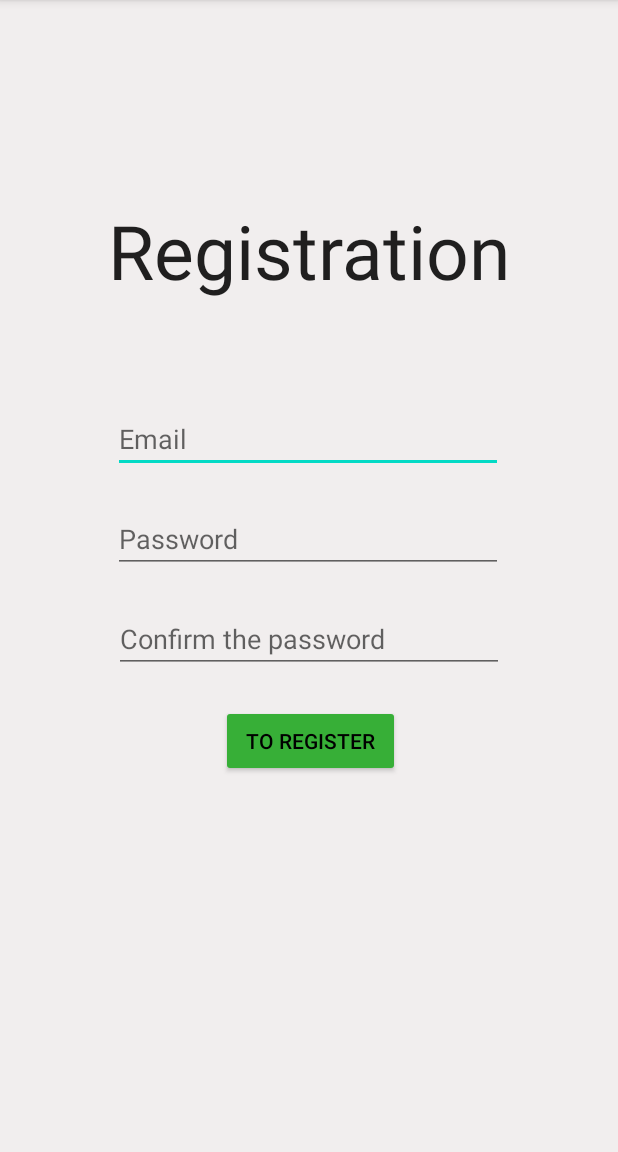
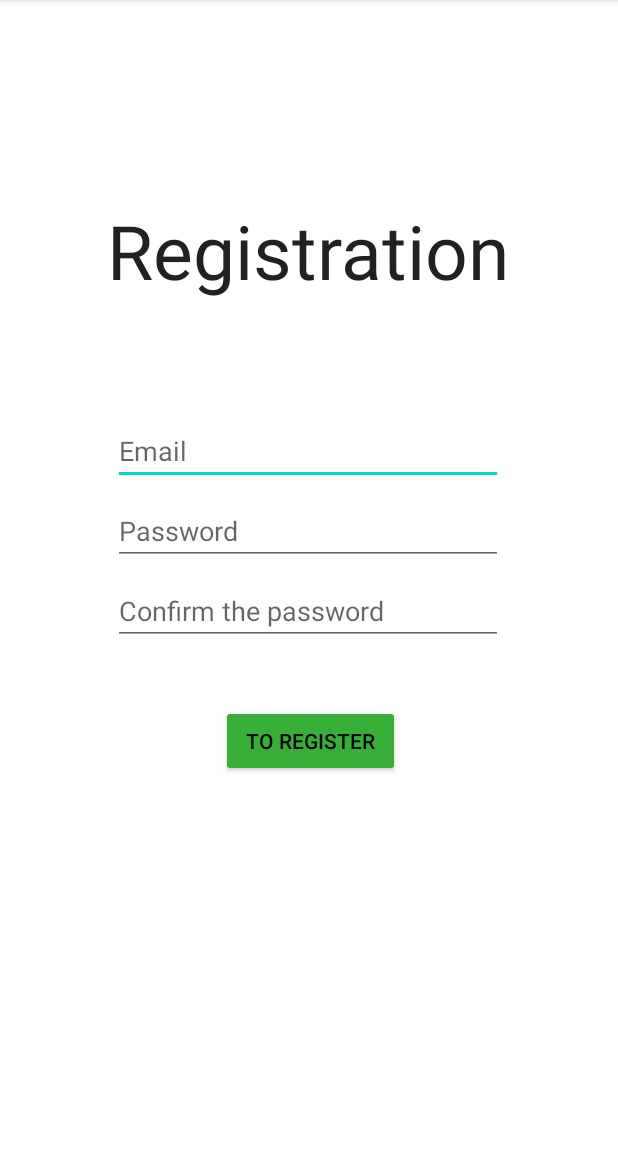
Before and after one commit to Plushka21/InnoGuideF20_BS19-02, an Android app: the registration screen opened directly, with no data from a screen before it, on a phone screen of 412 x 824 dp, the part 84-1236 px from its top. Run offline under Robolectric (Android 15) with nearby library versions, the phone set to English and light mode, and no system bars.

Commit message:
InnoGuides

```diff
--- a/InnoGuidesJava/app/src/main/res/layout/registration_page.xml
+++ b/InnoGuidesJava/app/src/main/res/layout/registration_page.xml
@@ -1,10 +1,11 @@
 <?xml version="1.0" encoding="utf-8"?>
-<androidx.constraintlayout.widget.ConstraintLayout xmlns:android="http://schemas.android.com/apk/res/android"
+<LinearLayout xmlns:android="http://schemas.android.com/apk/res/android"
     xmlns:app="http://schemas.android.com/apk/res-auto"
     xmlns:tools="http://schemas.android.com/tools"
     android:layout_width="match_parent"
     android:layout_height="match_parent"
-    android:background="#F1EEEE"
+    android:background="@android:color/white"
+    android:orientation="vertical"
     tools:context=".registration">
 
     <TextView
@@ -18,11 +19,7 @@
         android:layout_marginRight="63dp"
         android:layout_marginBottom="69dp"
         android:text="Registration"
-        android:textSize="50sp"
-        app:layout_constraintBottom_toTopOf="@+id/rEmail"
-        app:layout_constraintEnd_toEndOf="parent"
-        app:layout_constraintStart_toStartOf="parent"
-        app:layout_constraintTop_toTopOf="parent" />
+        android:textSize="50sp" />
 
     <EditText
         android:id="@+id/rEmail"
@@ -30,18 +27,13 @@
         android:layout_height="wrap_content"
         android:layout_marginStart="75dp"
         android:layout_marginLeft="75dp"
-        android:layout_marginTop="16dp"
+        android:layout_marginTop="8dp"
         android:layout_marginEnd="76dp"
         android:layout_marginRight="76dp"
-        android:layout_marginBottom="8dp"
+        android:layout_marginBottom="0dp"
         android:ems="10"
         android:hint="Email"
-        android:inputType="textEmailAddress"
-        app:layout_constraintBottom_toTopOf="@+id/rPassword"
-        app:layout_constraintEnd_toEndOf="parent"
-        app:layout_constraintHorizontal_bias="0.0"
-        app:layout_constraintStart_toStartOf="parent"
-        app:layout_constraintTop_toBottomOf="@+id/aut" />
+        android:inputType="textEmailAddress" />
 
     <EditText
         android:id="@+id/rPassword"
@@ -49,16 +41,26 @@
         android:layout_height="wrap_content"
         android:layout_marginStart="75dp"
         android:layout_marginLeft="75dp"
-        android:layout_marginTop="21dp"
+        android:layout_marginTop="8dp"
         android:layout_marginEnd="76dp"
         android:layout_marginRight="76dp"
         android:ems="10"
         android:hint="Password"
-        android:inputType="textPassword"
-        app:layout_constraintEnd_toEndOf="parent"
-        app:layout_constraintHorizontal_bias="0.0"
-        app:layout_constraintStart_toStartOf="parent"
-        app:layout_constraintTop_toBottomOf="@+id/rEmail" />
+        android:inputType="textPassword" />
+
+    <EditText
+        android:id="@+id/cPassword"
+        android:layout_width="260dp"
+        android:layout_height="wrap_content"
+        android:layout_gravity="center"
+        android:layout_marginStart="75dp"
+        android:layout_marginLeft="75dp"
+        android:layout_marginTop="8dp"
+        android:layout_marginEnd="76dp"
+        android:layout_marginRight="76dp"
+        android:ems="10"
+        android:hint="Confirm the password"
+        android:inputType="textPassword" />
 
     <Button
         android:id="@+id/toReg"
@@ -67,27 +69,11 @@
         android:layout_height="48dp"
         android:layout_marginStart="147dp"
         android:layout_marginLeft="147dp"
-        android:layout_marginTop="21dp"
+        android:layout_marginTop="40dp"
         android:layout_marginEnd="146dp"
         android:layout_marginRight="146dp"
         android:text="to register"
         android:textColor="#000000"
-        app:backgroundTint="#37AF37"
-        app:layout_constraintEnd_toEndOf="parent"
-        app:layout_constraintStart_toStartOf="parent"
-        app:layout_constraintTop_toBottomOf="@+id/cPassword" />
+        app:backgroundTint="#37AF37" />
 
-    <EditText
-        android:id="@+id/cPassword"
-        android:layout_width="260dp"
-        android:layout_height="0dp"
-        android:layout_marginTop="21dp"
-        android:layout_marginEnd="76dp"
-        android:layout_marginRight="76dp"
-        android:ems="10"
-        android:hint="Confirm the password"
-        android:inputType="textPassword"
-        app:layout_constraintEnd_toEndOf="parent"
-        app:layout_constraintTop_toBottomOf="@+id/rPassword" />
-
-</androidx.constraintlayout.widget.ConstraintLayout>
+</LinearLayout>
```
Also changed, not shown: InnoGuidesJava/app/src/main/java/com/example/innoguidesjava/InfoWindow.java (+11 -5 lines), InnoGuidesJava/app/src/main/java/com/example/innoguidesjava/JSONHelper.java (+28 -7 lines), InnoGuidesJava/app/src/main/java/com/example/innoguidesjava/MyLocation.java (+3 -4 lines), InnoGuidesJava/app/src/main/java/com/example/innoguidesjava/Place.java (+11 -2 lines), InnoGuidesJava/app/src/main/res/layout/activity_main.xml (+30 -15 lines), InnoGuidesJava/app/src/main/res/raw/innoguide_public_buildings.json (+8 -8 lines).
